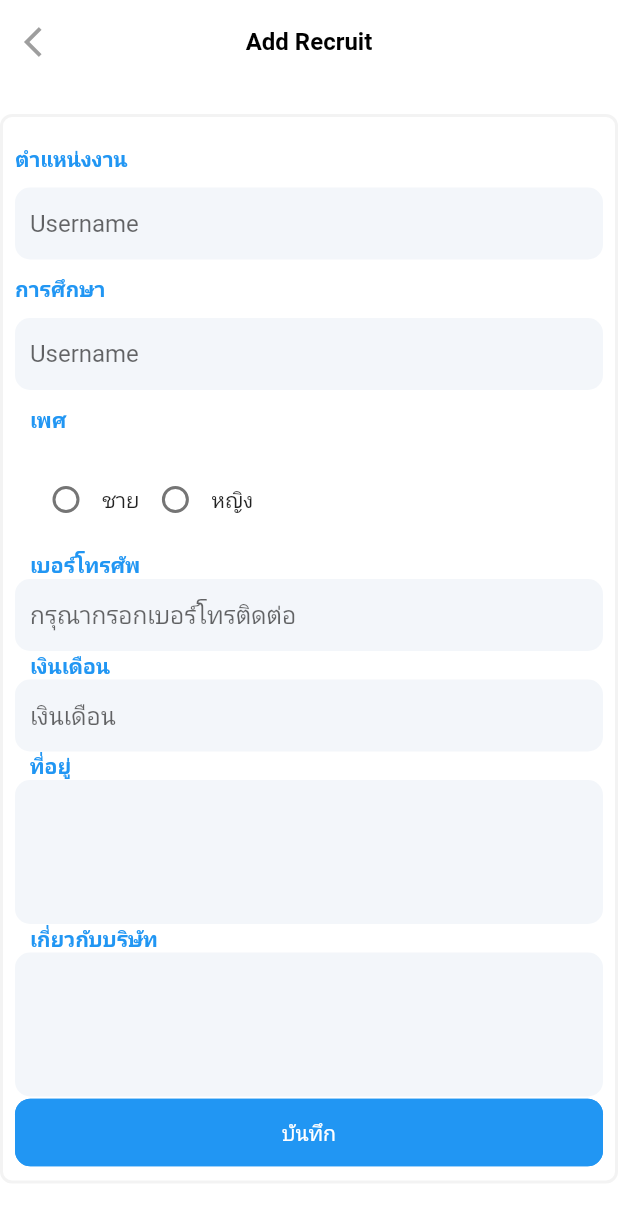
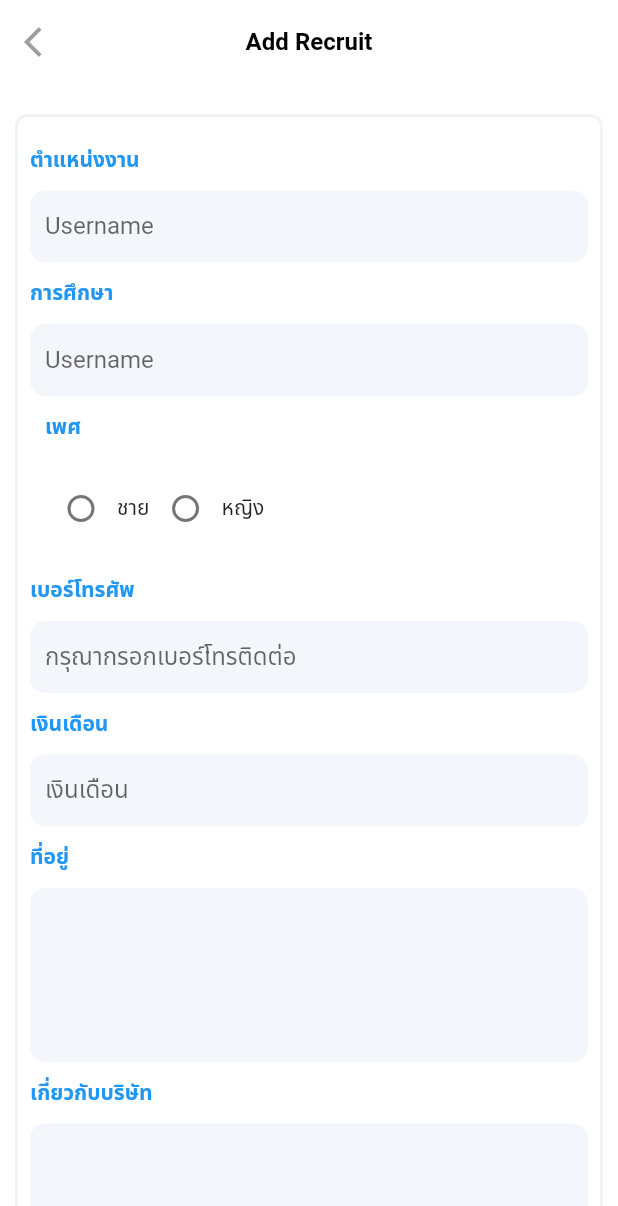
Before and after one commit to cosdemonamezon/allserve, a Flutter app: the AddRecruitScreen screen opened directly, on a phone screen of 412 x 824 dp. Shown: the top 1206 px of the screen. Run offline on Flutter 3.47's test engine with Material 2 defaults, Android fonts, the phone set to English and light mode, and no system bars; our stand-ins replace carousel_slider, flutter_svg, intl_phone_field.

Commit message:
edit หน้าเพิ่มข้อมูล รีคูส

```diff
--- a/lib/Screen/Allserve/AllserveHome/AddRecruitScreen.dart
+++ b/lib/Screen/Allserve/AllserveHome/AddRecruitScreen.dart
@@ -44,7 +44,9 @@ class _AddRecruitScreenState extends State<AddRecruitScreen> {
             SizedBox(
               height: 20,
             ),
-            Card(
+            Padding(
+              padding: EdgeInsets.symmetric(horizontal: 10),
+              child: Card(
                 margin: EdgeInsets.zero,
                 elevation: 0,
                 color: Colors.white,
@@ -139,7 +141,7 @@ class _AddRecruitScreenState extends State<AddRecruitScreen> {
                               height: size.height * 0.02,
                             ),
                             Padding(
-                            padding: EdgeInsets.symmetric(horizontal: 10),
+                              padding: EdgeInsets.symmetric(vertical: 10),
                               child: Text(
                                 'เบอร์โทรศัพ',
                                 style: TextStyle(
@@ -155,7 +157,7 @@ class _AddRecruitScreenState extends State<AddRecruitScreen> {
                               height: size.height * 0.02,
                             ),
                             Padding(
-                            padding: EdgeInsets.symmetric(horizontal: 10),
+                              padding: EdgeInsets.symmetric(vertical: 10),
                               child: Text(
                                 'เงินเดือน',
                                 style: TextStyle(
@@ -168,7 +170,7 @@ class _AddRecruitScreenState extends State<AddRecruitScreen> {
                               hintText: 'เงินเดือน',
                             ),
                             Padding(
-                            padding: EdgeInsets.symmetric(horizontal: 10),
+                              padding: EdgeInsets.symmetric(vertical: 10),
                               child: Text(
                                 'ที่อยู่',
                                 style: TextStyle(
@@ -185,7 +187,7 @@ class _AddRecruitScreenState extends State<AddRecruitScreen> {
                               height: size.height * 0.02,
                             ),
                             Padding(
-                            padding: EdgeInsets.symmetric(horizontal: 10),
+                              padding: EdgeInsets.symmetric(vertical: 10),
                               child: Text(
                                 'เกี่ยวกับบริษัท',
                                 style: TextStyle(
@@ -252,6 +254,7 @@ class _AddRecruitScreenState extends State<AddRecruitScreen> {
                   ),
                 ),
               ),
+            ),
           ],
         ),
       )),
--- a/lib/main.dart
+++ b/lib/main.dart
@@ -21,6 +21,7 @@ class MyApp extends StatelessWidget {
           centerTitle: true,
           titleTextStyle: TextStyle(
             color: Colors.black,
+            fontFamily: 'NotoSansThai',
             fontSize: 16,
             fontWeight: FontWeight.bold,
           ),
@@ -29,6 +30,7 @@ class MyApp extends StatelessWidget {
         primaryColor: kPrimaryColor,
         backgroundColor: Colors.white,
         scaffoldBackgroundColor: Colors.white,
+        fontFamily: 'NotoSansThai',
         textSelectionTheme:
             TextSelectionThemeData(cursorColor: kThemeTextColor),
         visualDensity: VisualDensity.adaptivePlatformDensity,
--- a/pubspec.yaml
+++ b/pubspec.yaml
@@ -81,6 +81,11 @@ flutter:
   # "family" key with the font family name, and a "fonts" key with a
   # list giving the asset and other descriptors for the font. For
   # example:
+  fonts:
+    - family: NotoSansThai
+      fonts:
+        - asset: fonts/NotoSansThai-Regular.ttf
+        - asset: fonts/NotoSansThai-Bold.ttf
   # fonts:
   #   - family: Schyler
   #     fonts:
```
Also changed, not shown: lib/Screen/Alljob/Search/AddJobRecruitScreen.dart (+6 -3 lines), fonts/NotoSansThai-Black.ttf (added), fonts/NotoSansThai-Bold.ttf (added), fonts/NotoSansThai-ExtraBold.ttf (added), fonts/NotoSansThai-ExtraLight.ttf (added), fonts/NotoSansThai-Light.ttf (added), fonts/NotoSansThai-Medium.ttf (added), fonts/NotoSansThai-Regular.ttf (added), fonts/NotoSansThai-SemiBold.ttf (added), fonts/NotoSansThai-Thin.ttf (added). Lines whose indentation alone changed are shown as unchanged.
